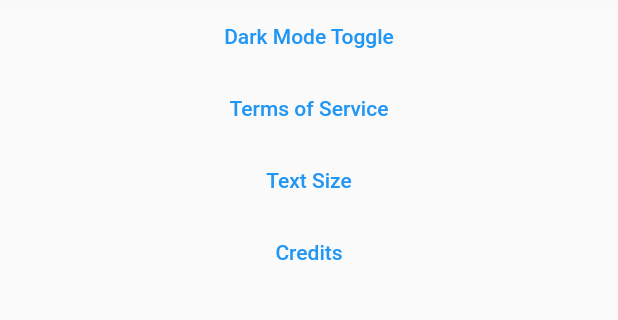
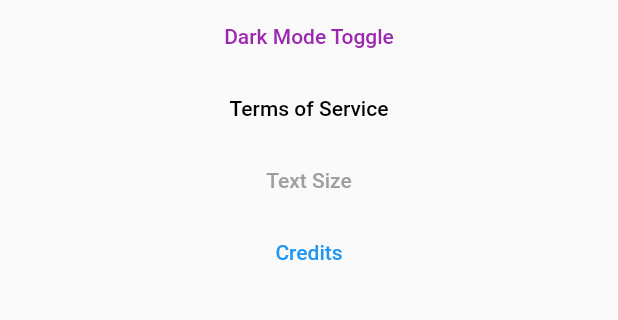
Before and after one commit to SubsurfaceStudios/CVR-App, a Flutter app: the Settings screen opened directly, on a phone screen of 412 x 824 dp, the part 108-428 px from its top. Run offline on Flutter 3.47's test engine with Material 2 defaults, Android fonts, the phone set to English and light mode, and no system bars.

Commit message:
Update settings.dart

```diff
--- a/flutter/lib/settings.dart
+++ b/flutter/lib/settings.dart
@@ -1,6 +1,6 @@
 import 'package:cvrnet/home_page.dart';
 import 'package:flutter/material.dart';
-import 'main.dart';
+import 'main.dart'; //not sure why this isn't maked as used
 import 'credits.dart';
 
 class Settings extends StatefulWidget {
@@ -23,13 +23,12 @@ class _HomePageState extends State<Settings> {
 
   Widget _body() {
     return new Center(
-      child:
-      Column(
+      child: Column(
         children: [
           Text("CVRNet App v1.0.1 [Developer]"),
           TextButton(
             style: ButtonStyle(
-              foregroundColor: MaterialStateProperty.all<Color>(Colors.blue),
+              foregroundColor: MaterialStateProperty.all<Color>(Colors.purple),
             ),
             onPressed: () {
               Navigator.push(
@@ -41,7 +40,7 @@ class _HomePageState extends State<Settings> {
           ),
           TextButton(
             style: ButtonStyle(
-              foregroundColor: MaterialStateProperty.all<Color>(Colors.blue),
+              foregroundColor: MaterialStateProperty.all<Color>(Colors.black),
             ),
             onPressed: () {
               Navigator.push(
@@ -53,7 +52,7 @@ class _HomePageState extends State<Settings> {
           ),
           TextButton(
             style: ButtonStyle(
-              foregroundColor: MaterialStateProperty.all<Color>(Colors.blue),
+              foregroundColor: MaterialStateProperty.all<Color>(Colors.grey),
             ),
             onPressed: () {
               Navigator.push(
```
